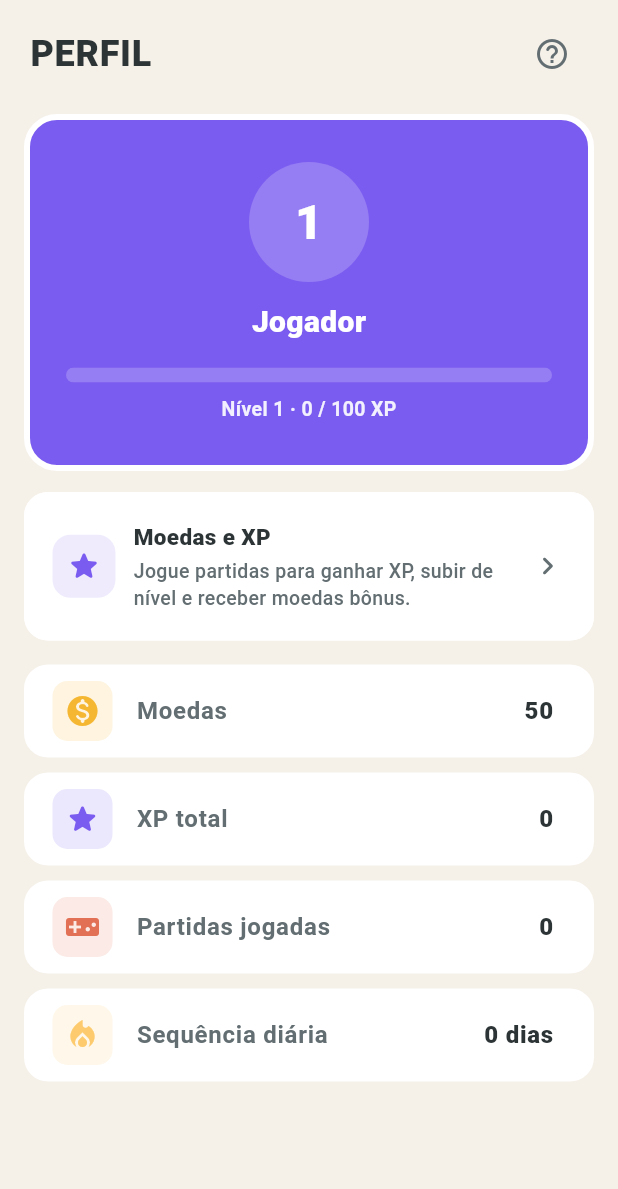
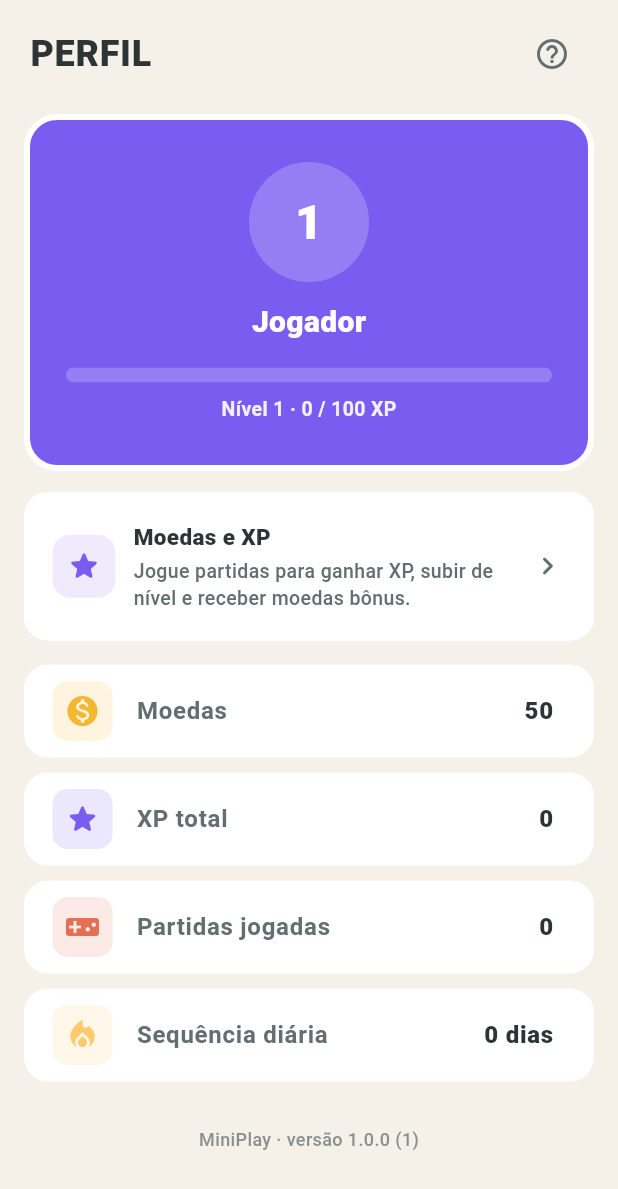
Before and after one commit to djmarina123/minigames, a Flutter app: the ProfileScreen widget shown alone on an empty page, opened directly, on a phone screen of 412 x 824 dp. Shown: the top 1189 px of the screen. Run offline on Flutter 3.47's test engine with Material 3 defaults, Android fonts, the phone set to English and light mode, and no system bars; our stand-ins replace firebase_analytics, firebase_auth, firebase_core, firebase_crashlytics, package_info_plus, shared_preferences; missing offline and left inert: flame; accounts and stored records are empty.

Commit message:
Exibe versão e data do build no perfil para facilitar suporte e debug.
A versão vem do pubspec; o timestamp é injetado no deploy web via dart-define.

```diff
--- /dev/null
+++ b/lib/core/app_info.dart
@@ -0,0 +1,26 @@
+import 'package:package_info_plus/package_info_plus.dart';
+
+/// ISO 8601 UTC — injetado em release via `--dart-define=BUILD_TIMESTAMP=...`.
+const String kBuildTimestamp = String.fromEnvironment(
+  'BUILD_TIMESTAMP',
+  defaultValue: '',
+);
+
+/// Rótulo da versão exibida no perfil (`1.0.0 (1)`).
+String appInfoVersionLabel(PackageInfo info) =>
+    '${info.version} (${info.buildNumber})';
+
+/// Data/hora do build em PT-BR; `null` quando não há timestamp de release.
+String? appInfoBuildDateTimeLabel([String timestamp = kBuildTimestamp]) {
+  if (timestamp.isEmpty) return null;
+  final parsed = DateTime.tryParse(timestamp);
+  if (parsed == null) return timestamp;
+  final local = parsed.toLocal();
+  final day = local.day.toString().padLeft(2, '0');
+  final month = local.month.toString().padLeft(2, '0');
+  final hour = local.hour.toString().padLeft(2, '0');
+  final minute = local.minute.toString().padLeft(2, '0');
+  return '$day/$month/${local.year} às $hour:$minute';
+}
+
+Future<PackageInfo> loadAppPackageInfo() => PackageInfo.fromPlatform();
--- a/lib/features/profile/profile_screen.dart
+++ b/lib/features/profile/profile_screen.dart
@@ -1,6 +1,8 @@
 import 'package:flutter/material.dart';
+import 'package:package_info_plus/package_info_plus.dart';
 import 'package:provider/provider.dart';
 
+import '../../core/app_info.dart';
 import '../../core/economy/economy_copy.dart';
 import '../../core/economy/economy_help_dialog.dart';
 import '../../core/storage/player_repository.dart';
@@ -81,6 +83,7 @@ class ProfileScreen extends StatelessWidget {
                     value: '${player.dailyStreak} dias',
                     accent: const Color(0xFFFDCB6E),
                   ),
+                  const _AppVersionFooter(),
                 ],
               ),
             ),
@@ -236,6 +239,51 @@ class _EconomySummaryCard extends StatelessWidget {
   }
 }
 
+class _AppVersionFooter extends StatefulWidget {
+  const _AppVersionFooter();
+
+  @override
+  State<_AppVersionFooter> createState() => _AppVersionFooterState();
+}
+
+class _AppVersionFooterState extends State<_AppVersionFooter> {
+  PackageInfo? _info;
+
+  @override
+  void initState() {
+    super.initState();
+    loadAppPackageInfo().then((info) {
+      if (mounted) setState(() => _info = info);
+    });
+  }
+
+  @override
+  Widget build(BuildContext context) {
+    final info = _info;
+    if (info == null) return const SizedBox.shrink();
+
+    final buildLabel = appInfoBuildDateTimeLabel();
+    final muted = TextStyle(
+      fontSize: 12,
+      fontWeight: FontWeight.w500,
+      color: HubTheme.textSecondary.withValues(alpha: 0.75),
+    );
+
+    return Padding(
+      padding: const EdgeInsets.only(top: 20),
+      child: Column(
+        children: [
+          Text('MiniPlay · versão ${appInfoVersionLabel(info)}', style: muted),
+          if (buildLabel != null) ...[
+            const SizedBox(height: 4),
+            Text('Build: $buildLabel', style: muted),
+          ],
+        ],
+      ),
+    );
+  }
+}
+
 class _StatTile extends StatelessWidget {
   const _StatTile({
     required this.icon,
--- a/pubspec.yaml
+++ b/pubspec.yaml
@@ -18,6 +18,7 @@ dependencies:
   provider: ^6.1.5
   shared_preferences: ^2.5.3
   google_mobile_ads: ^6.0.0
+  package_info_plus: ^10.1.0
 
 dev_dependencies:
   flutter_test:
```
Also changed, not shown: pubspec.lock, 2 other files.
